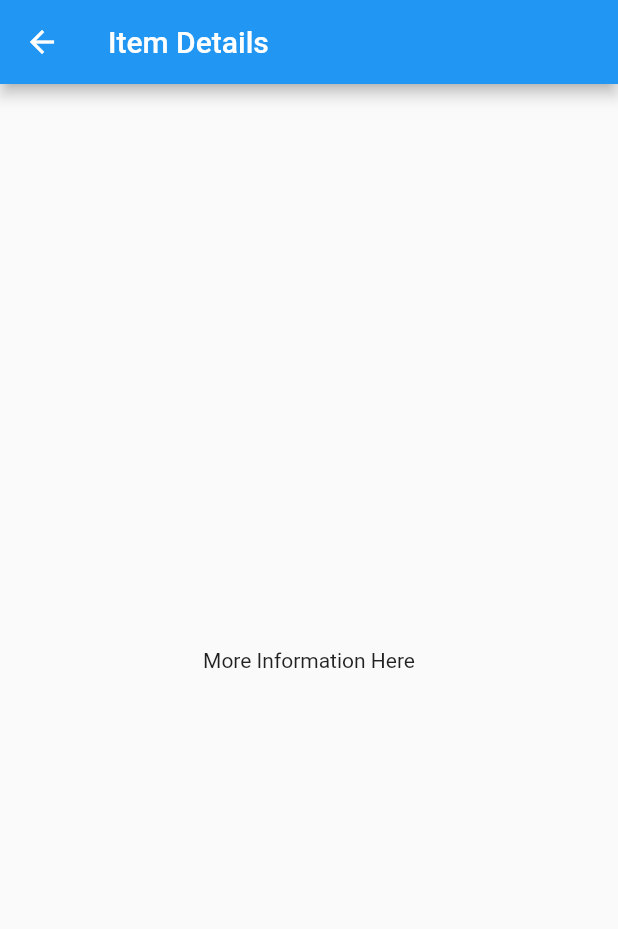
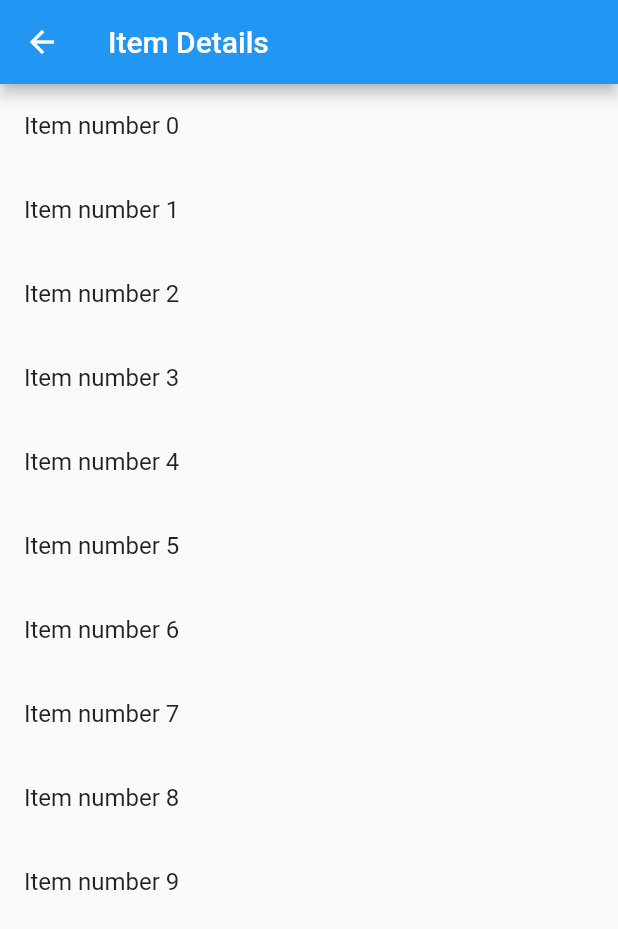
Before and after one commit to 91priyansh/explore-branches, a Flutter app: the SampleItemDetailsView screen opened by its route, on a phone screen of 412 x 824 dp. Shown: the top 929 px of the screen. Run offline on Flutter 3.47's test engine with Material 2 defaults, Android fonts, the phone set to English and light mode, and no system bars; generated files the repository leaves out were written again.

```diff
--- a/lib/src/sample_feature/sample_item_details_view.dart
+++ b/lib/src/sample_feature/sample_item_details_view.dart
@@ -13,9 +13,13 @@ class SampleItemDetailsView extends StatelessWidget {
         //actions: [IconButton(onPressed: () {}, icon: const Icon(Icons.add))],
         title: const Text('Item Details'),
       ),
-      body: const Center(
-        child: Text('More Information Here'),
-      ),
+      body: ListView.builder(
+          itemCount: 10,
+          itemBuilder: (context, index) {
+            return ListTile(
+              title: Text("Item number $index"),
+            );
+          }),
     );
   }
 }
```
